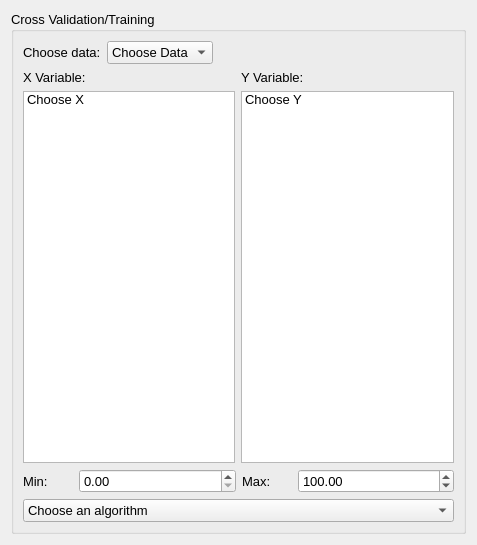
Before: the Qt Designer form ui/CrossValidation.ui in tisaconundrum2/PySAT-GUI, drawn with Qt 5.
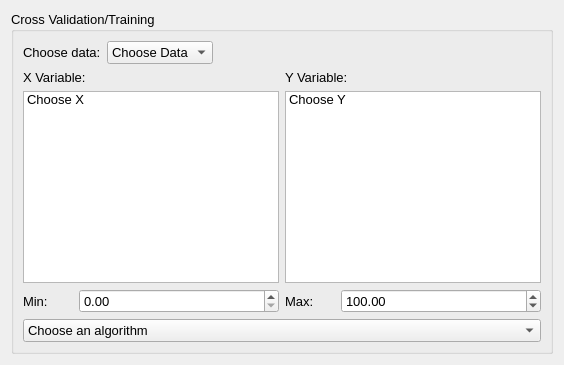
After: the same form once the commit is applied.

```diff
--- a/ui/CrossValidation.ui
+++ b/ui/CrossValidation.ui
@@ -2,14 +2,6 @@
 <ui version="4.0">
  <class>Form</class>
  <widget class="QWidget" name="Form">
-  <property name="geometry">
-   <rect>
-    <x>0</x>
-    <y>0</y>
-    <width>477</width>
-    <height>545</height>
-   </rect>
-  </property>
   <property name="sizePolicy">
    <sizepolicy hsizetype="Ignored" vsizetype="Ignored">
     <horstretch>0</horstretch>
```
